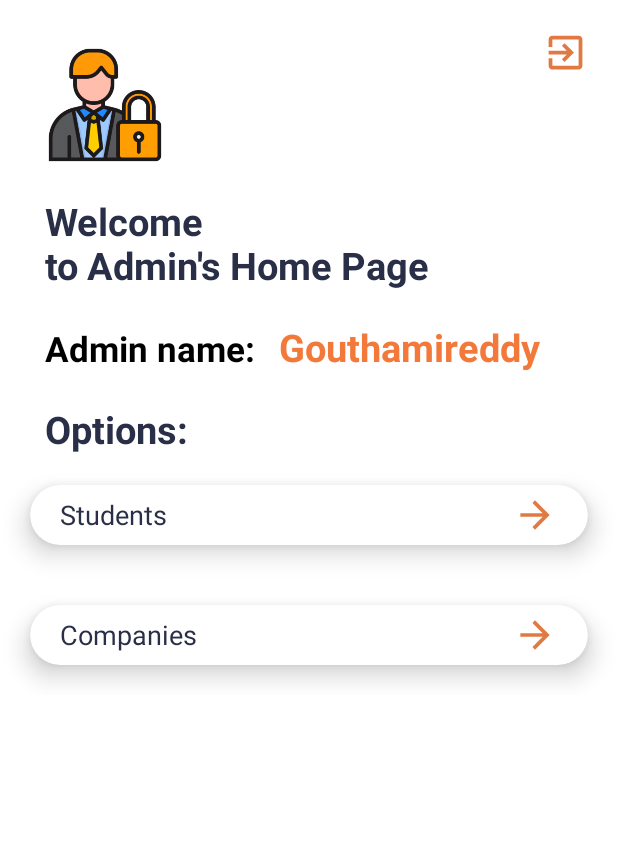
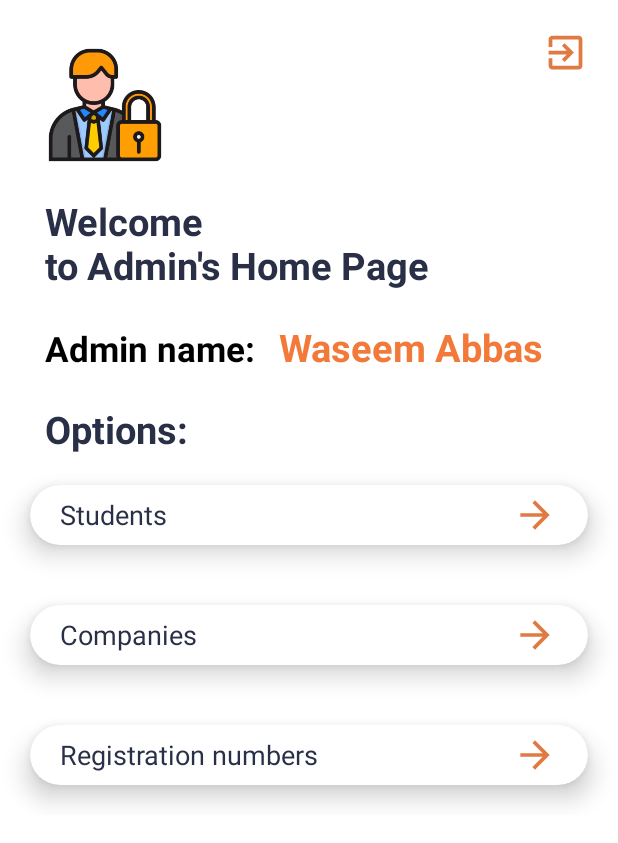
Before and after one commit to Moutamid/CampusSelectionProject, an Android app: the AdminActivity screen opened directly, with no data from a screen before it, on a phone screen of 412 x 824 dp. Shown: the top 843 px of the screen. Run offline under Robolectric (Android 15) with nearby library versions, the phone set to English and light mode, and no system bars; our stand-ins replace Firebase (no records; nobody signed in at launch, a user with empty details on screens opened directly).

Commit message:
22 05 2021

```diff
--- a/app/src/main/java/com/moutamid/campusselectionproject/AdminActivity.java
+++ b/app/src/main/java/com/moutamid/campusselectionproject/AdminActivity.java
@@ -54,5 +54,12 @@ public class AdminActivity extends AppCompatActivity {
             }
         });
 
+        findViewById(R.id.editRegistrationNumbers_cardview).setOnClickListener(new View.OnClickListener() {
+            @Override
+            public void onClick(View view) {
+                startActivity(new Intent(AdminActivity.this, RegistrationNumbersActivity.class));
+            }
+        });
+
     }
 }
--- a/app/src/main/res/layout/activity_admin.xml
+++ b/app/src/main/res/layout/activity_admin.xml
@@ -74,7 +74,7 @@
                     android:layout_marginStart="10dp"
                     android:layout_marginLeft="10dp"
                     android:layout_marginTop="20dp"
-                    android:text="Gouthamireddy"
+                    android:text="Waseem Abbas"
                     android:textColor="@color/orange"
                     android:textSize="25sp"
                     android:textStyle="bold" />
@@ -166,6 +166,43 @@
 
             </androidx.cardview.widget.CardView>
 
+            <androidx.cardview.widget.CardView
+                android:id="@+id/editRegistrationNumbers_cardview"
+                android:layout_width="match_parent"
+                android:layout_height="40dp"
+                android:layout_margin="20dp"
+                app:cardCornerRadius="20dp"
+                app:cardElevation="10dp">
+
+                <LinearLayout
+                    android:layout_width="match_parent"
+                    android:layout_height="match_parent"
+                    android:orientation="horizontal"
+                    android:weightSum="5">
+
+                    <TextView
+                        android:layout_width="0dp"
+                        android:layout_height="match_parent"
+                        android:layout_marginStart="20dp"
+                        android:layout_marginLeft="20dp"
+                        android:layout_weight="4"
+                        android:gravity="start|center_vertical"
+                        android:text="Registration numbers"
+                        android:textColor="@color/darkBlue"
+                        android:textSize="18sp" />
+
+                    <ImageView
+                        android:layout_width="0dp"
+                        android:layout_height="match_parent"
+                        android:layout_gravity="center_vertical"
+                        android:layout_weight="1"
+                        android:padding="5dp"
+                        android:src="@drawable/ic_baseline_arrow_forward_24" />
+
+                </LinearLayout>
+
+            </androidx.cardview.widget.CardView>
+
         </LinearLayout>
 
     </ScrollView>
--- a/app/src/main/res/layout/activity_company.xml
+++ b/app/src/main/res/layout/activity_company.xml
@@ -4,7 +4,7 @@
     xmlns:tools="http://schemas.android.com/tools"
     android:layout_width="match_parent"
     android:layout_height="match_parent"
-    android:background="@color/white"
+    android:background="@drawable/bg_activities"
     tools:context=".CompanyActivity">
 
     <ScrollView
--- a/app/src/main/res/layout/activity_edit_companies.xml
+++ b/app/src/main/res/layout/activity_edit_companies.xml
@@ -4,7 +4,7 @@
     xmlns:tools="http://schemas.android.com/tools"
     android:layout_width="match_parent"
     android:layout_height="match_parent"
-    android:background="@color/white"
+    android:background="@drawable/bg_activities"
     tools:context=".EditCompaniesActivity">
 
     <LinearLayout
--- a/app/src/main/res/layout/activity_edit_students.xml
+++ b/app/src/main/res/layout/activity_edit_students.xml
@@ -4,7 +4,7 @@
     xmlns:tools="http://schemas.android.com/tools"
     android:layout_width="match_parent"
     android:layout_height="match_parent"
-    android:background="@color/white"
+    android:background="@drawable/bg_activities"
     tools:context=".EditStudentsActivity">
 
     <LinearLayout
--- a/app/src/main/res/layout/activity_login.xml
+++ b/app/src/main/res/layout/activity_login.xml
@@ -4,7 +4,7 @@
     xmlns:tools="http://schemas.android.com/tools"
     android:layout_width="match_parent"
     android:layout_height="match_parent"
-    android:background="@color/white"
+    android:background="@drawable/bg_activities"
     tools:context=".ActivityLogin">
 
     <ImageView
--- a/app/src/main/res/layout/activity_main.xml
+++ b/app/src/main/res/layout/activity_main.xml
@@ -4,7 +4,7 @@
     xmlns:tools="http://schemas.android.com/tools"
     android:layout_width="match_parent"
     android:layout_height="match_parent"
-    android:background="@color/white"
+    android:background="@drawable/bg_activities"
     tools:context=".MainActivity">
 
     <ImageView
--- a/app/src/main/res/layout/activity_query.xml
+++ b/app/src/main/res/layout/activity_query.xml
@@ -4,7 +4,7 @@
     xmlns:tools="http://schemas.android.com/tools"
     android:layout_width="match_parent"
     android:layout_height="match_parent"
-    android:background="@color/white"
+    android:background="@drawable/bg_activities"
     tools:context=".QueryActivity">
 
     <LinearLayout
--- a/app/src/main/res/layout/activity_report.xml
+++ b/app/src/main/res/layout/activity_report.xml
@@ -4,7 +4,7 @@
     xmlns:tools="http://schemas.android.com/tools"
     android:layout_width="match_parent"
     android:layout_height="match_parent"
-    android:background="@color/white"
+    android:background="@drawable/bg_activities"
     tools:context=".ReportActivity">
 
     <LinearLayout
--- a/app/src/main/res/layout/activity_sign_up.xml
+++ b/app/src/main/res/layout/activity_sign_up.xml
@@ -4,7 +4,7 @@
     xmlns:tools="http://schemas.android.com/tools"
     android:layout_width="match_parent"
     android:layout_height="match_parent"
-    android:background="@color/white"
+    android:background="@drawable/bg_activities"
     tools:context=".ActivitySignUp">
 
     <LinearLayout
--- a/app/src/main/res/layout/activity_splash_screen.xml
+++ b/app/src/main/res/layout/activity_splash_screen.xml
@@ -5,6 +5,7 @@
     android:layout_width="match_parent"
     android:layout_height="match_parent"
     android:gravity="center"
+    android:background="@drawable/bg_activities"
     android:orientation="vertical"
     tools:context=".SplashScreen">
 
--- a/app/src/main/res/layout/activity_student.xml
+++ b/app/src/main/res/layout/activity_student.xml
@@ -4,7 +4,7 @@
     xmlns:tools="http://schemas.android.com/tools"
     android:layout_width="match_parent"
     android:layout_height="match_parent"
-    android:background="@color/white"
+    android:background="@drawable/bg_activities"
     tools:context=".StudentActivity">
 
     <ScrollView
--- a/app/src/main/res/layout/activity_upload_cv.xml
+++ b/app/src/main/res/layout/activity_upload_cv.xml
@@ -4,7 +4,7 @@
     xmlns:tools="http://schemas.android.com/tools"
     android:layout_width="match_parent"
     android:layout_height="match_parent"
-    android:background="@color/white"
+    android:background="@drawable/bg_activities"
     tools:context=".UploadCvActivity">
 
     <ScrollView
--- a/app/src/main/res/layout/activity_upload_post_vacancy.xml
+++ b/app/src/main/res/layout/activity_upload_post_vacancy.xml
@@ -4,7 +4,7 @@
     xmlns:tools="http://schemas.android.com/tools"
     android:layout_width="match_parent"
     android:layout_height="match_parent"
-    android:background="@color/white"
+    android:background="@drawable/bg_activities"
     tools:context=".UploadPostVacancyActivity">
 
     <ScrollView
```
Also changed, not shown: app/src/main/AndroidManifest.xml (+6 -7 lines), app/src/main/java/com/moutamid/campusselectionproject/RegistrationNumbersActivity.java (added, +288 -0 lines), app/src/main/res/drawable/bg_activities.xml (added, +7 -0 lines), app/src/main/res/layout/activity_listview.xml (added, +11 -0 lines), app/src/main/res/layout/activity_registration_numbers.xml (added, +27 -0 lines), app/src/main/res/layout/dialog_registration_numbers.xml (added, +23 -0 lines).
